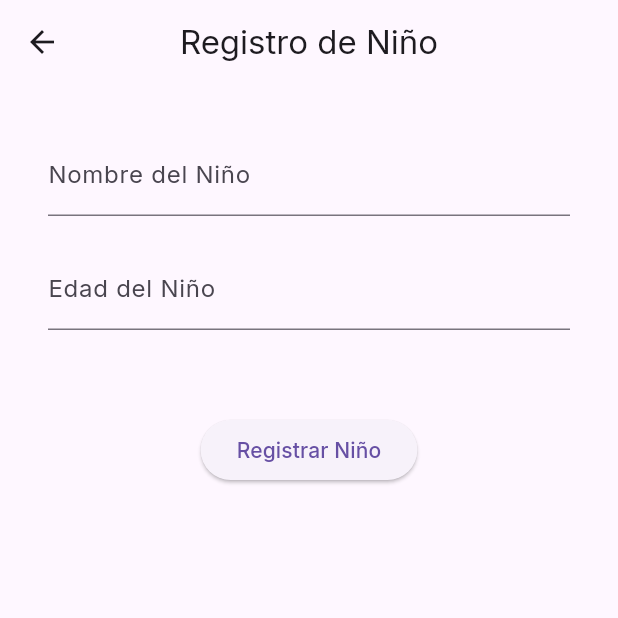
After one commit to GrullonDev/EduPlay, a Flutter app: the RegisterChildPage screen opened by its route, on a phone screen of 412 x 824 dp, the top half of it. The commit adds this screen. Run offline on Flutter 3.47's test engine with Material 3 defaults, Android fonts, the phone set to English and light mode, and no system bars; our stand-ins replace cloud_firestore, firebase_auth, firebase_core, get_it, google_fonts; accounts and stored records are empty.

Commit message:
Implement child registration: add pages, logic, and update routing for child registration

```diff
--- a/lib/features/login/pages/login_layout.dart
+++ b/lib/features/login/pages/login_layout.dart
@@ -41,7 +41,7 @@ class LoginLayout extends StatelessWidget {
               ),
               ElevatedButton(
                 onPressed: () =>
-                    Navigator.pushNamed(context, RouterPaths.register),
+                    Navigator.pushNamed(context, RouterPaths.registerParents),
                 child: Text(
                   'Iniciar',
                   style: TextStyle(
--- /dev/null
+++ b/lib/features/register_child/bloc/register_child_bloc.dart
@@ -0,0 +1,66 @@
+import 'package:flutter/material.dart';
+
+import 'package:cloud_firestore/cloud_firestore.dart';
+
+import 'package:edu_play/utils/routes/router_paths.dart';
+
+class RegisterChildProvider with ChangeNotifier {
+  RegisterChildProvider({
+    required BuildContext context,
+  }) : _context = context;
+
+  final BuildContext _context;
+
+  TextEditingController nameController = TextEditingController();
+  TextEditingController ageController = TextEditingController();
+
+  String get name => nameController.text;
+  String get age => ageController.text;
+
+  Future<void> registerChild() async {
+    try {
+      final QuerySnapshot result = await FirebaseFirestore.instance
+          .collection('parents')
+          .where('children', arrayContains: name)
+          .get();
+
+      if (result.docs.isNotEmpty) {
+        // El niño ya está registrado como hijo de un padre
+        Navigator.pushNamedAndRemoveUntil(
+          _context,
+          RouterPaths.menu,
+          (route) => false,
+          arguments: name,
+        );
+      } else {
+        // Registrar al niño en la base de datos
+        await FirebaseFirestore.instance.collection('children').add({
+          'name': name,
+          'age': age,
+        });
+
+        Navigator.pushNamedAndRemoveUntil(
+          _context,
+          RouterPaths.menu,
+          (route) => false,
+          arguments: name,
+        );
+      }
+    } catch (e) {
+      // Mostrar un mensaje de error
+      showDialog(
+        context: _context,
+        builder: (context) => AlertDialog(
+          title: const Text('Error'),
+          content: const Text('No se pudo registrar el niño.'),
+          actions: [
+            TextButton(
+              onPressed: () => Navigator.of(context).pop(),
+              child: const Text('Aceptar'),
+            ),
+          ],
+        ),
+      );
+    }
+  }
+}
--- /dev/null
+++ b/lib/features/register_child/pages/register_child_layout.dart
@@ -0,0 +1,32 @@
+import 'package:flutter/material.dart';
+
+import 'package:provider/provider.dart';
+
+import 'package:edu_play/features/register_child/bloc/register_child_bloc.dart';
+import 'package:edu_play/features/register_child/widgets/register_child_form.dart';
+import 'package:edu_play/features/register_child/widgets/save_button.dart';
+
+class RegisterChildLayout extends StatelessWidget {
+  const RegisterChildLayout({super.key});
+
+  @override
+  Widget build(BuildContext context) {
+    return Consumer<RegisterChildProvider>(
+      builder: (context, bloc, __) => Padding(
+        padding: const EdgeInsets.all(16.0),
+        child: Column(
+          children: [
+            RegisterChildForm(
+              nameController: bloc.nameController,
+              ageController: bloc.ageController,
+            ),
+            const SizedBox(height: 20),
+            SaveButton(
+              onPressed: bloc.registerChild,
+            ),
+          ],
+        ),
+      ),
+    );
+  }
+}
--- /dev/null
+++ b/lib/features/register_child/pages/register_child_page.dart
@@ -0,0 +1,24 @@
+import 'package:flutter/material.dart';
+
+import 'package:provider/provider.dart';
+
+import 'package:edu_play/features/register_child/bloc/register_child_bloc.dart';
+import 'package:edu_play/features/register_child/pages/register_child_layout.dart';
+
+class RegisterChildPage extends StatelessWidget {
+  const RegisterChildPage({super.key});
+
+  @override
+  Widget build(BuildContext context) {
+    return ChangeNotifierProvider<RegisterChildProvider>(
+      create: (context) => RegisterChildProvider(context: context),
+      builder: (_, __) => Scaffold(
+        appBar: AppBar(
+          title: const Text('Registro de Niño'),
+          centerTitle: true,
+        ),
+        body: const RegisterChildLayout(),
+      ),
+    );
+  }
+}
--- /dev/null
+++ b/lib/features/register_child/widgets/register_child_form.dart
@@ -0,0 +1,36 @@
+import 'package:flutter/material.dart';
+
+class RegisterChildForm extends StatelessWidget {
+  const RegisterChildForm({
+    super.key,
+    required this.nameController,
+    required this.ageController,
+  });
+
+  final TextEditingController nameController;
+  final TextEditingController ageController;
+
+  @override
+  Widget build(BuildContext context) {
+    return Padding(
+      padding: const EdgeInsets.all(16.0),
+      child: Column(
+        mainAxisSize: MainAxisSize.min,
+        crossAxisAlignment: CrossAxisAlignment.center,
+        children: [
+          TextField(
+            controller: nameController,
+            decoration: const InputDecoration(labelText: 'Nombre del Niño'),
+          ),
+          const SizedBox(height: 20),
+          TextField(
+            controller: ageController,
+            decoration: const InputDecoration(labelText: 'Edad del Niño'),
+            keyboardType: TextInputType.number,
+          ),
+          const SizedBox(height: 20),
+        ],
+      ),
+    );
+  }
+}
--- /dev/null
+++ b/lib/features/register_child/widgets/save_button.dart
@@ -0,0 +1,18 @@
+import 'package:flutter/material.dart';
+
+class SaveButton extends StatelessWidget {
+  const SaveButton({
+    super.key,
+    required this.onPressed,
+  });
+
+  final VoidCallback onPressed;
+
+  @override
+  Widget build(BuildContext context) {
+    return ElevatedButton(
+      onPressed: onPressed,
+      child: const Text('Registrar Niño'),
+    );
+  }
+}
--- a/lib/features/register_parents/bloc/register_parents_bloc.dart
+++ b/lib/features/register_parents/bloc/register_parents_bloc.dart
@@ -56,7 +56,7 @@ class RegisterParentsBloc with ChangeNotifier {
     if (user != null) {
       Navigator.pushNamedAndRemoveUntil(
         _context,
-        RouterPaths.menu,
+        RouterPaths.registerChild,
         (route) => false,
       );
     } else {
--- a/lib/utils/routes/router_paths.dart
+++ b/lib/utils/routes/router_paths.dart
@@ -1,7 +1,7 @@
 class RouterPaths {
   static const root = '/';
-  static const register = '/register';
-  static const registerChild = '/registerChild';
+  static const registerParents = '/register-parents';
+  static const registerChild = '/register-child';
   static const menu = '/menu';
   static const mathAdventure = '/math-adventure';
   static const notFound = '/not-found';
--- a/lib/utils/routes/router_switch.dart
+++ b/lib/utils/routes/router_switch.dart
@@ -3,8 +3,8 @@ import 'package:flutter/material.dart';
 import 'package:edu_play/features/login/pages/login_page.dart';
 import 'package:edu_play/features/math_adventure/pages/math_adventure_page.dart';
 import 'package:edu_play/features/menu/pages/menu_page.dart';
+import 'package:edu_play/features/register_child/pages/register_child_page.dart';
 import 'package:edu_play/features/register_parents/pages/register_parents_page.dart';
-import 'package:edu_play/features/register_parents/widgets/register_parents_child.dart';
 import 'package:edu_play/utils/routes/router_paths.dart';
 
 class AppRouter {
@@ -16,11 +16,11 @@ class AppRouter {
       case RouterPaths.root:
         page = const LoginPage();
         break;
-      case RouterPaths.register:
+      case RouterPaths.registerParents:
         page = const RegisterParentsPage();
         break;
       case RouterPaths.registerChild:
-        page = const RegisterParentsChild();
+        page = const RegisterChildPage();
         break;
       case RouterPaths.menu:
         final userName = settings.arguments as String?;
```
